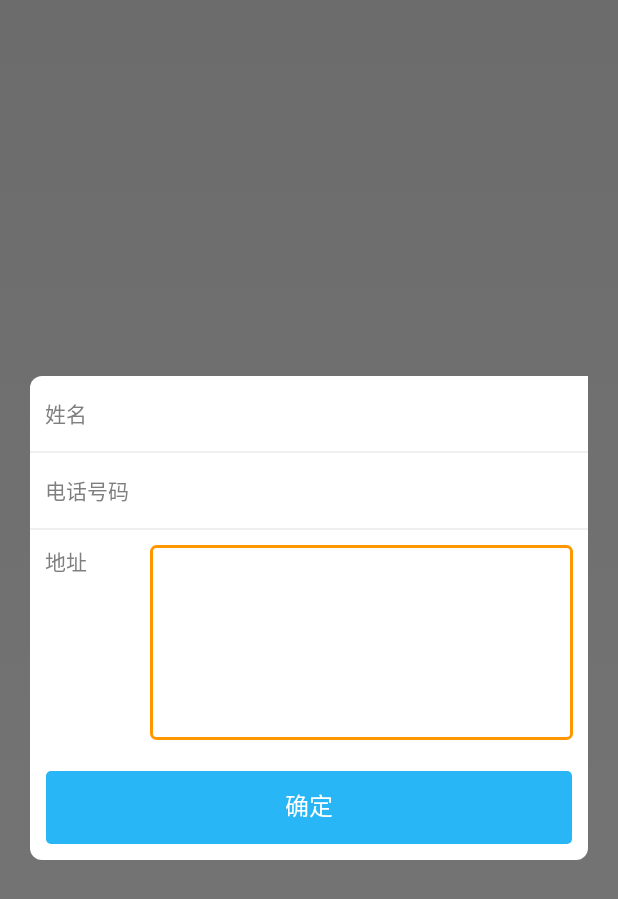
After one commit to fanzhengchen/Temporay, an Android app: the layout dlg_edit_address.xml on its own in the app's theme, with its tools: preview values and no code run, on a phone screen of 412 x 824 dp. The commit adds this screen. Shown: the top 899 px of the screen. Run offline under Robolectric (Android 15) with nearby library versions, the phone set to English and light mode, and no system bars.

Commit message:
address manager

```diff
--- /dev/null
+++ b/app/src/main/res/drawable/bg_edit_text.xml
@@ -0,0 +1,14 @@
+<?xml version="1.0" encoding="utf-8"?>
+<shape xmlns:android="http://schemas.android.com/apk/res/android"
+    android:shape="rectangle">
+
+
+    <stroke
+        android:width="2dp"
+        android:color="@color/main_orange" />
+
+    <corners android:radius="3dp" />
+
+    <solid android:color="@color/white" />
+
+</shape>
--- /dev/null
+++ b/app/src/main/res/drawable/bg_round_corner.xml
@@ -0,0 +1,13 @@
+<?xml version="1.0" encoding="utf-8"?>
+<shape xmlns:android="http://schemas.android.com/apk/res/android"
+    android:shape="rectangle">
+
+    <corners
+        android:radius="8dp"
+        android:topRightRadius="8dp" />
+
+
+    <solid android:color="@color/white" />
+
+
+</shape>
--- /dev/null
+++ b/app/src/main/res/layout/cell_radio_button.xml
@@ -0,0 +1,6 @@
+<?xml version="1.0" encoding="utf-8"?>
+<RadioButton xmlns:android="http://schemas.android.com/apk/res/android"
+    android:layout_width="30dp"
+    android:layout_height="30dp"
+    android:layout_gravity="center_vertical"
+    android:layout_marginLeft="20dp" />
--- /dev/null
+++ b/app/src/main/res/layout/dlg_edit_address.xml
@@ -0,0 +1,123 @@
+<?xml version="1.0" encoding="utf-8"?>
+<RelativeLayout xmlns:android="http://schemas.android.com/apk/res/android"
+    xmlns:app="http://schemas.android.com/apk/res-auto"
+    android:layout_width="match_parent"
+    android:layout_height="match_parent"
+    android:background="@color/trans_half"
+    android:orientation="vertical">
+
+
+    <LinearLayout
+        android:layout_width="match_parent"
+        android:layout_height="wrap_content"
+        android:layout_centerInParent="true"
+        android:layout_marginLeft="20dp"
+        android:layout_marginRight="20dp"
+        android:background="@drawable/bg_round_corner"
+        android:orientation="vertical">
+
+
+        <LinearLayout
+            android:layout_width="match_parent"
+            android:layout_height="50dp"
+            android:orientation="horizontal">
+
+            <TextView
+                android:layout_width="60dp"
+                android:layout_height="wrap_content"
+                android:layout_gravity="center_vertical"
+                android:layout_marginLeft="10dp"
+                android:text="@string/name"
+                android:textColor="@color/txt_lvl_3"
+                android:textSize="@dimen/txt_size_3" />
+
+
+            <EditText
+                android:id="@+id/name"
+                android:layout_width="match_parent"
+                android:layout_height="match_parent"
+                android:layout_gravity="center_vertical"
+                android:layout_marginLeft="5dp"
+                android:background="@color/white"
+                android:gravity="center_vertical"
+                android:textColor="@color/txt_lvl_3"
+                android:textSize="@dimen/txt_size_3" />
+
+        </LinearLayout>
+
+        <include layout="@layout/under_line" />
+
+        <LinearLayout
+            android:layout_width="match_parent"
+            android:layout_height="50dp"
+            android:orientation="horizontal">
+
+            <TextView
+                android:layout_width="60dp"
+                android:layout_height="wrap_content"
+                android:layout_gravity="center_vertical"
+                android:layout_marginLeft="10dp"
+                android:text="@string/phone_number"
+                android:textColor="@color/txt_lvl_3"
+                android:textSize="@dimen/txt_size_3" />
+
+
+            <EditText
+                android:id="@+id/phoneNumber"
+                android:layout_width="match_parent"
+                android:layout_height="match_parent"
+                android:layout_gravity="center_vertical"
+                android:layout_marginLeft="5dp"
+                android:background="@color/white"
+                android:gravity="center_vertical"
+                android:textColor="@color/txt_lvl_3"
+                android:textSize="@dimen/txt_size_3" />
+
+        </LinearLayout>
+
+        <include layout="@layout/under_line" />
+
+        <LinearLayout
+            android:layout_width="match_parent"
+            android:layout_height="150dp"
+            android:orientation="horizontal">
+
+            <TextView
+                android:layout_width="60dp"
+                android:layout_height="wrap_content"
+                android:layout_marginLeft="10dp"
+                android:layout_marginTop="10dp"
+                android:text="@string/address"
+                android:textColor="@color/txt_lvl_3"
+                android:textSize="@dimen/txt_size_3" />
+
+
+            <EditText
+                android:id="@+id/address"
+                android:layout_width="match_parent"
+                android:layout_height="match_parent"
+                android:layout_gravity="center_vertical"
+                android:layout_margin="10dp"
+                android:gravity="top|left"
+                android:background="@drawable/bg_edit_text"
+                android:lines="3"
+                android:padding="10dp"
+                android:textColor="@color/txt_lvl_3"
+                android:textSize="@dimen/txt_size_3" />
+
+        </LinearLayout>
+
+        <com.hcb.jingle.widget.RCTextView
+            android:id="@+id/dlg_edit_address_confirm"
+            android:layout_width="match_parent"
+            android:layout_height="50dp"
+            android:layout_margin="10dp"
+            app:backgroundColor="@color/main_blue"
+            app:centerText="@string/confirm"
+            app:cornerWidth="3dp"
+            app:textColor="@color/white"
+            app:textSize="@dimen/txt_size_2" />
+
+    </LinearLayout>
+
+</RelativeLayout>
--- a/app/src/main/res/values/strings.xml
+++ b/app/src/main/res/values/strings.xml
@@ -30,6 +30,7 @@
     <string name="qq_thumb_nick">获取QQ头像昵称...</string>
     <string name="input_phone_num">请输入手机号码</string>
     <string name="phone_number_cant_empty">手机号码不能为空</string>
+    <string name="phone_number">电话号码</string>
     <string name="phone_number_invalid">请输入正确的手机号码</string>
     <string name="fetch_captcha">获取验证码</string>
     <string name="send_captcha">发送验证码</string>
@@ -60,6 +61,7 @@
     <string name="share_title">万事叮当--让你遇见更好的自己</string>
     <string name="share_content">万事叮当是一款快速团购APP</string>
     <string name="goods_name">商品名称</string>
+    <string name="name">姓名</string>
     <string name="goods_size">商品规格</string>
     <string name="goods_amount">商品数量</string>
 
@@ -106,6 +108,7 @@
 
     <string name="delivery_address">收货地址</string>
     <string name="address_manager">收货地址管理</string>
+    <string name="address">地址</string>
     <string name="order_detail">订单详情</string>
     <string name="return_goods_illustration">退货说明</string>
 
```
Also changed, not shown: app/src/main/java/com/hcb/jingle/adapter/EditAddressAdapter.java (+49 -8 lines), app/src/main/java/com/hcb/jingle/bean/Consignee.java (+9 -0 lines), app/src/main/java/com/hcb/jingle/biz/ViewHolder.java (added, +22 -0 lines), app/src/main/java/com/hcb/jingle/dialog/EditAddressDlg.java (added, +57 -0 lines), app/src/main/java/com/hcb/jingle/dialog/ImagePickerDlg.java (+71 -14 lines), app/src/main/java/com/hcb/jingle/frg/order/AddressManageFrg.java (+74 -10 lines), app/src/main/res/drawable/shape_dlg_frame.xml (+5 -5 lines), app/src/main/res/layout/cell_edit_address.xml (+5 -10 lines), app/src/main/res/layout/frg_address_manage.xml (added, +36 -0 lines).
